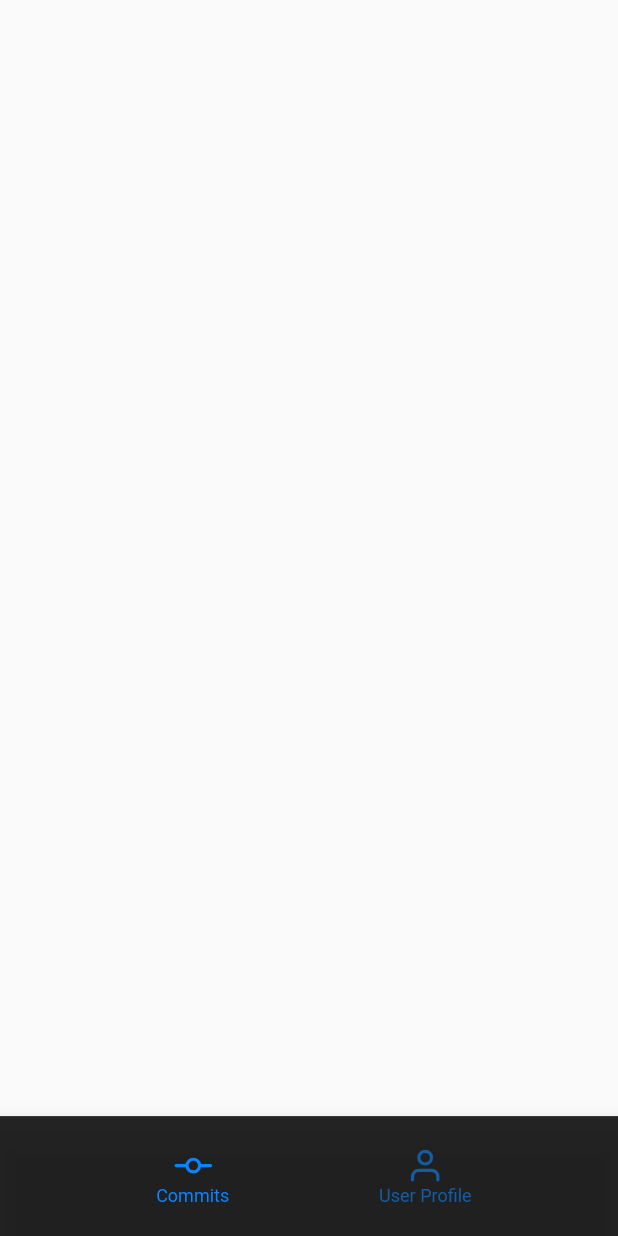
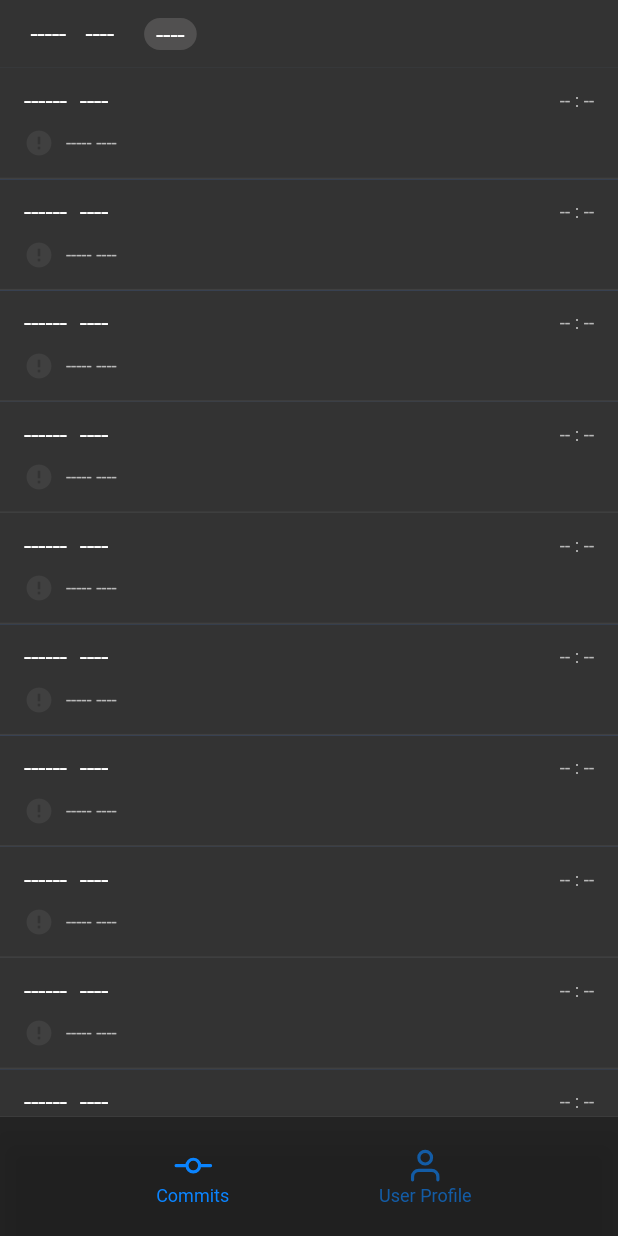
Before and after one commit to atiqrs/gtaf_ui_test, a Flutter app: the screen it shows after launch, on a phone screen of 412 x 824 dp. Run offline on Flutter 3.47's test engine with Material 2 defaults, Android fonts, the phone set to English and light mode, and no system bars; our stand-ins replace cached_network_image, flutter_svg; network calls fail.

Commit message:
error and loding page design done

```diff
--- a/lib/features/commit_list/presentation/pages/commit_page.dart
+++ b/lib/features/commit_list/presentation/pages/commit_page.dart
@@ -42,17 +42,17 @@ class _CommitPageState extends State<CommitPage> {
             if (data.hasData) {
               switch (data.data!.status) {
                 case Status.LOADING:
-                  return SizedBox();
+                  return CommitListPageView(
+                    commitListResponse: data.data!.data,
+                  );
+
+                // return CommitBasicPage();
                 case Status.COMPLETED:
-                  return Container(
-                    child: Column(
-                      children: [
-                        Text('${data.data!.data}'),
-                      ],
-                    ),
+                  return CommitListPageView(
+                    commitListResponse: data.data!.data,
                   );
                 case Status.ERROR:
-                  return SizedBox();
+                  return CommitBasicPage();
               }
             }
             return Container();
@@ -63,9 +63,17 @@ class _CommitPageState extends State<CommitPage> {
   }
 }
 
-class CommitBasicPage extends StatelessWidget {
+class CommitListPageView extends StatelessWidget {
   final String commitPageTitle = 'Flutter Commit List';
   final String commitBranchTitle = 'master';
+
+  final CommitListResponse? commitListResponse;
+
+  const CommitListPageView({
+    Key? key,
+    required this.commitListResponse,
+  }) : super(key: key);
+
   @override
   Widget build(BuildContext context) {
     Size size = MediaQuery.of(context).size;
@@ -85,7 +93,8 @@ class CommitBasicPage extends StatelessWidget {
                   width: double.infinity,
                   color: cardBackgroundColor,
                   alignment: Alignment.centerLeft,
-                  padding: const EdgeInsets.symmetric(horizontal: 16, vertical: 12),
+                  padding:
+                      const EdgeInsets.symmetric(horizontal: 16, vertical: 12),
                   child: Row(
                     children: [
                       Text(
@@ -132,7 +141,8 @@ class CommitBasicPage extends StatelessWidget {
                         (index) => const InfoCard(
                           commitMessage: 'Fix All bugs',
                           commitTime: '18:04',
-                          imageUrl: 'https://www.android-examples.com/wp-content/uploads/2016/03/demo_image.jpg',
+                          imageUrl:
+                              'https://www.android-examples.com/wp-content/uploads/2016/03/demo_image.jpg',
                           userName: 'Francisco Miles',
                         ),
                       ),
@@ -147,3 +157,93 @@ class CommitBasicPage extends StatelessWidget {
     );
   }
 }
+
+class CommitBasicPage extends StatelessWidget {
+  final String commitPageTitle = 'Flutter Commit List';
+  final String commitBranchTitle = 'master';
+
+  const CommitBasicPage({Key? key}) : super(key: key);
+
+  @override
+  Widget build(BuildContext context) {
+    Size size = MediaQuery.of(context).size;
+    double height = size.height;
+    double width = size.width;
+    debugPrint('width: ${width * 0.2}');
+
+    return Scaffold(
+      body: SafeArea(
+        child: SingleChildScrollView(
+          child: Column(
+            mainAxisAlignment: MainAxisAlignment.start,
+            // crossAxisAlignment: CrossAxisAlignment.start,
+            children: [
+              Container(
+                height: height * 0.055,
+                width: double.infinity,
+                color: cardBackgroundColor,
+                alignment: Alignment.centerLeft,
+                padding:
+                    const EdgeInsets.symmetric(horizontal: 16, vertical: 12),
+                child: Row(
+                  crossAxisAlignment: CrossAxisAlignment.center,
+                  mainAxisAlignment: MainAxisAlignment.start,
+                  children: [
+                    Text(
+                      ' -----   ----',
+                      style: TextStyle(
+                        color: primaryTextColor,
+                        fontSize: height * 0.021,
+                        fontWeight: FontWeight.w400,
+                      ),
+                    ),
+                    const SizedBox(width: 20),
+                    Container(
+                      alignment: Alignment.center,
+                      decoration: BoxDecoration(
+                        color: secondaryColor,
+                        borderRadius: BorderRadius.circular(12),
+                      ),
+                      padding: const EdgeInsets.symmetric(
+                        horizontal: 8,
+                        vertical: 1,
+                      ),
+                      // height: height * 0.03,
+                      // width: width * 0.2,
+                      child: Text(
+                        '----',
+                        style: TextStyle(
+                          color: primaryTextColor,
+                          fontSize: height * 0.021,
+                          fontWeight: FontWeight.w400,
+                        ),
+                        textAlign: TextAlign.center,
+                      ),
+                    ),
+                  ],
+                ),
+              ),
+              Container(
+                color: Colors.blueAccent,
+                child: ListView(
+                  shrinkWrap: true,
+                  children: <Widget>[
+                    ...List.generate(
+                      15, // Replace this with 1, 2 to see min height works.
+                      (index) => const InfoCard(
+                        commitMessage: '------  ----',
+                        commitTime: '-- : --',
+                        imageUrl: '',
+                        userName: '----- ----',
+                      ),
+                    ),
+                  ],
+                ),
+              ),
+            ],
+          ),
+        ),
+      ),
+    );
+  }
+}
--- a/lib/features/commit_list/presentation/widgets/info_card.dart
+++ b/lib/features/commit_list/presentation/widgets/info_card.dart
@@ -8,7 +8,13 @@ class InfoCard extends StatelessWidget {
   final String imageUrl;
   final String userName;
 
-  const InfoCard({Key? key, required this.commitMessage, required this.commitTime, required this.imageUrl, required this.userName}) : super(key: key);
+  const InfoCard(
+      {Key? key,
+      required this.commitMessage,
+      required this.commitTime,
+      required this.imageUrl,
+      required this.userName})
+      : super(key: key);
 
   @override
   Widget build(BuildContext context) {
@@ -58,19 +64,28 @@ class InfoCard extends StatelessWidget {
                   SizedBox(height: height * 0.01),
                   Row(
                     children: [
-                      ClipRRect(
+                      (imageUrl.isNotEmpty)
+                          ? ClipRRect(
                               borderRadius: BorderRadius.circular(20),
                               child: CachedNetworkImage(
                                 imageUrl: imageUrl,
                                 fit: BoxFit.fill,
                                 height: 20,
                                 width: 20,
-                          progressIndicatorBuilder: (context, url, downloadProgress) => const CircularProgressIndicator(),
-                          errorWidget: (context, url, error) => const Icon(
+                                progressIndicatorBuilder:
+                                    (context, url, downloadProgress) =>
+                                        const CircularProgressIndicator(),
+                                errorWidget: (context, url, error) =>
+                                    const Icon(
                                   Icons.error,
                                   color: cardDeviderColor,
                                 ),
                               ),
+                            )
+                          : const Icon(
+                              Icons.error,
+                              color: cardDeviderColor,
+                              size: 20,
                             ),
                       // CachedNetworkImage(
                       //   imageUrl:
```
Lines whose indentation alone changed are shown as unchanged.
